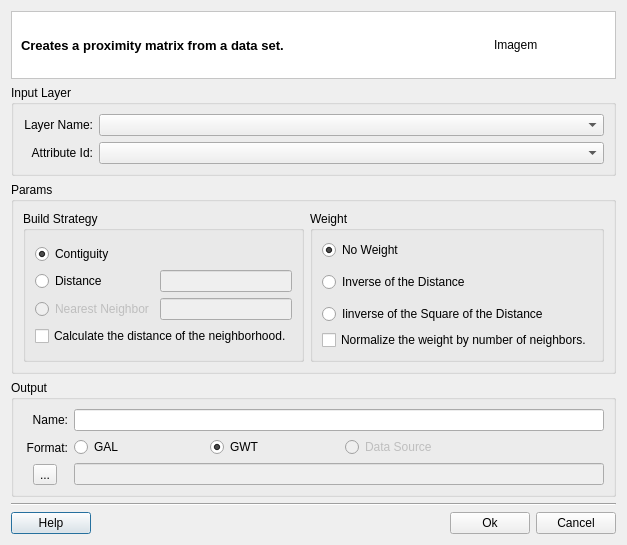
Old version of the form src/terralib/sa/qt/ui/ProximityMatrixCreatorDialogForm.ui in the repository claudiobogossian/terralib5.
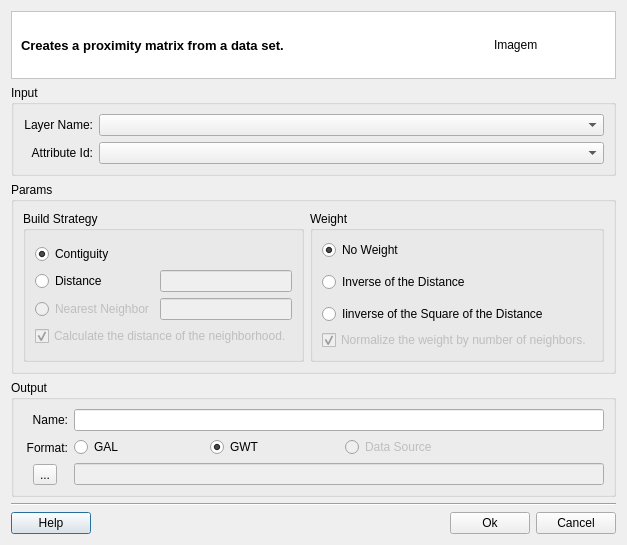
New version of the form. Custom widgets are drawn as their Qt base class.

What changed in the file:
```diff
--- a/src/terralib/sa/qt/ui/ProximityMatrixCreatorDialogForm.ui
+++ b/src/terralib/sa/qt/ui/ProximityMatrixCreatorDialogForm.ui
@@ -139,9 +139,15 @@
                </item>
                <item row="1" column="0">
                 <widget class="QCheckBox" name="m_calcDistCheckBox">
+                 <property name="enabled">
+                  <bool>false</bool>
+                 </property>
                  <property name="text">
                   <string>Calculate the distance of the neighborhood.</string>
                  </property>
+                 <property name="checked">
+                  <bool>true</bool>
+                 </property>
                 </widget>
                </item>
               </layout>
@@ -211,9 +217,15 @@
                </item>
                <item row="1" column="0">
                 <widget class="QCheckBox" name="m_normalizeWeightCheckBox">
+                 <property name="enabled">
+                  <bool>false</bool>
+                 </property>
                  <property name="text">
                   <string>Normalize the weight by number of neighbors.</string>
                  </property>
+                 <property name="checked">
+                  <bool>true</bool>
+                 </property>
                 </widget>
                </item>
               </layout>
@@ -413,7 +425,7 @@
      <item row="1" column="0">
       <widget class="QGroupBox" name="groupBox">
        <property name="title">
-        <string>Input Layer</string>
+        <string>Input</string>
        </property>
        <property name="flat">
         <bool>true</bool>
```
